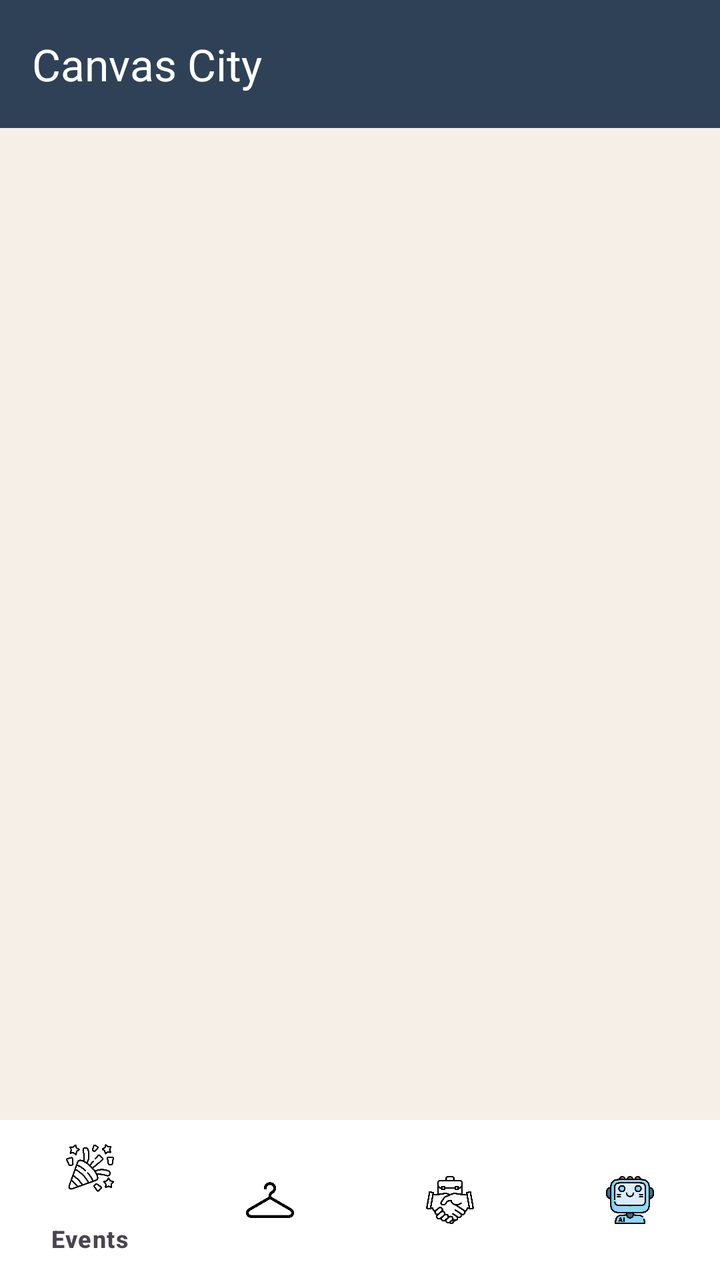
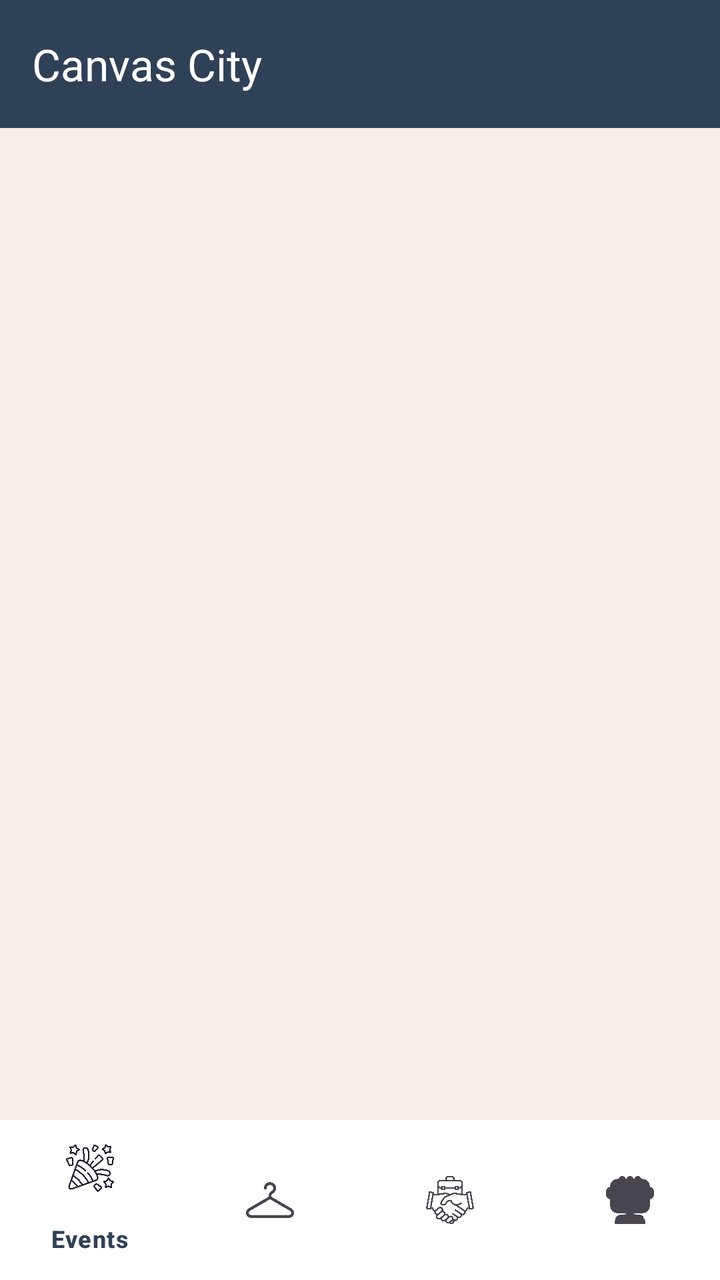

The first picture is an Android layout as it rendered before a commit; the second is the same layout after the commit. The layout source and the unified diff follow.
<!-- AndroidManifest.xml: application theme Theme.CanvasCity -->
<!-- res/layout/activity_home.xml -->
<?xml version="1.0" encoding="utf-8"?>
<LinearLayout xmlns:android="http://schemas.android.com/apk/res/android"
    xmlns:app="http://schemas.android.com/apk/res-auto"
    android:orientation="vertical"
    android:layout_width="match_parent"
    android:layout_height="match_parent"
    android:background="#F5EFE8">

    
    <androidx.appcompat.widget.Toolbar
        android:id="@+id/toolbar"
        android:layout_width="match_parent"
        android:layout_height="?attr/actionBarSize"
        android:background="#2F4156"
        android:theme="@style/ThemeOverlay.AppCompat.Dark.ActionBar"
        app:title="Canvas City"
        app:titleTextColor="@android:color/white" />

    
    <FrameLayout
        android:id="@+id/container"
        android:layout_width="match_parent"
        android:layout_height="0dp"
        android:layout_weight="1"
        android:background="#F5EFE8" />

    
    <com.google.android.material.bottomnavigation.BottomNavigationView
        android:id="@+id/bottom_navigation"
        android:layout_width="match_parent"
        android:layout_height="wrap_content"
        android:background="#FFFFFF"
        app:itemIconTint="@color/nav_item_color"
        app:itemTextColor="@color/nav_item_color"
        app:menu="@menu/bottom_nav_menu" />

</LinearLayout>
<!-- resources referenced by this layout -->
<resources>
  <style name="Theme.CanvasCity" parent="Base.Theme.CanvasCity" />
  <style name="Base.Theme.CanvasCity" parent="Theme.Material3.DayNight.NoActionBar">
          
          
      </style>
</resources>

<!-- the commit's change to res/layout/activity_home.xml (unified diff, before → after) -->
@@ -30,8 +30,7 @@
         android:layout_width="match_parent"
         android:layout_height="wrap_content"
         android:background="#FFFFFF"
-        app:itemIconTint="@color/nav_item_color"
-        app:itemTextColor="@color/nav_item_color"
+        app:itemTextColor="@color/navy"
         app:menu="@menu/bottom_nav_menu" />
 
 </LinearLayout>
<!-- resource entries referenced after the edit -->
@@ -1,5 +1,6 @@
 <!-- resources referenced by this layout -->
 <resources>
+  <color name="navy">#2F4156</color>
   <style name="Theme.CanvasCity" parent="Base.Theme.CanvasCity" />
   <style name="Base.Theme.CanvasCity" parent="Theme.Material3.DayNight.NoActionBar">
           
